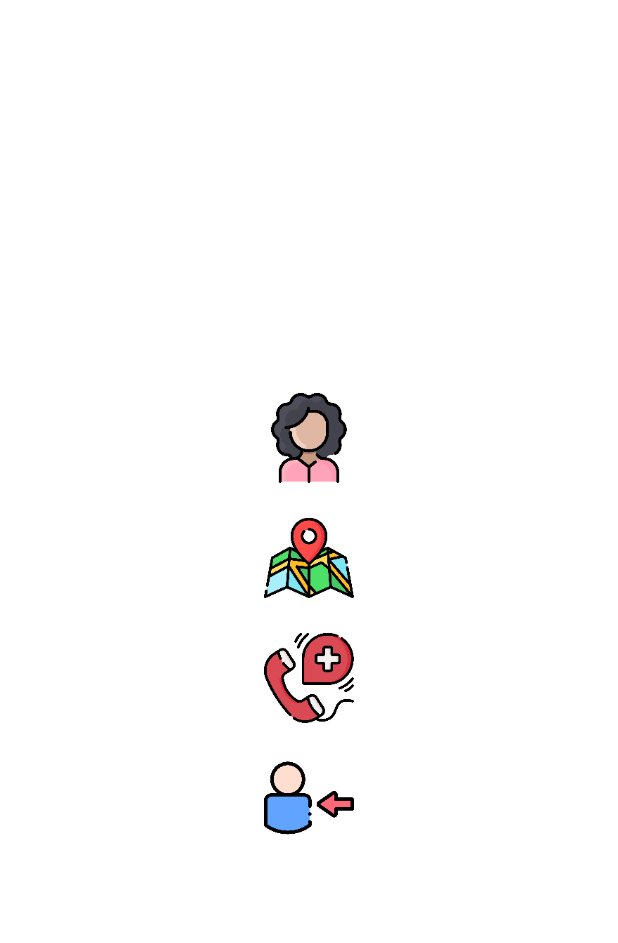
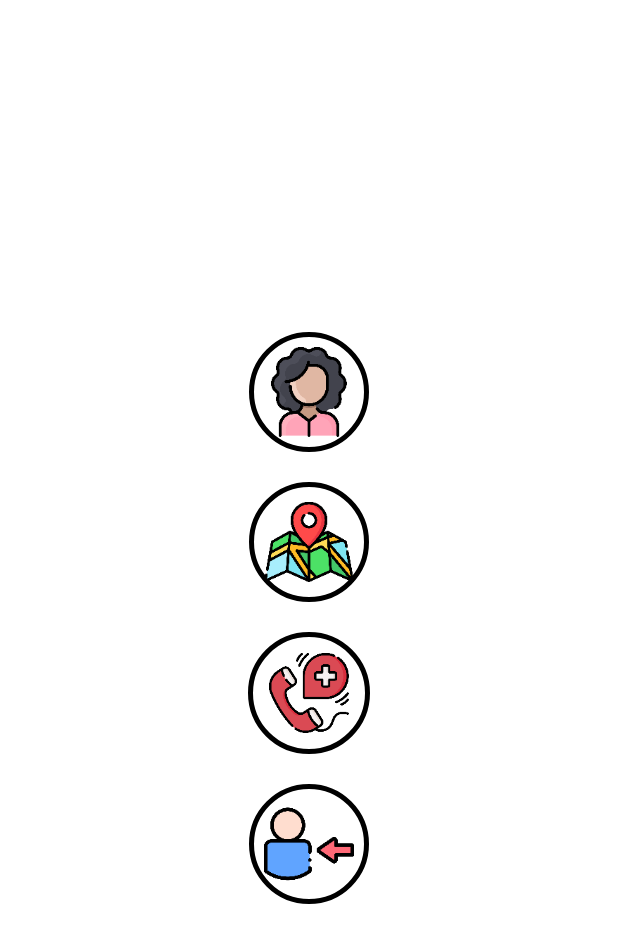
Before and after one commit to golupankajgoyal/Aawaz, an Android app: the screen it shows after launch (TrackerActivity), on a phone screen of 412 x 824 dp. Shown: the top 943 px of the screen. Run offline under Robolectric (Android 15) with nearby library versions, the phone set to English and light mode, and no system bars.

Commit message:
Linear layout

```diff
--- a/app/src/main/java/com/example/aawaz/TrackerActivity.java
+++ b/app/src/main/java/com/example/aawaz/TrackerActivity.java
@@ -14,6 +14,7 @@ import androidx.core.app.ActivityCompat;
 import androidx.core.content.ContextCompat;
 
 import com.bumptech.glide.Glide;
+import com.bumptech.glide.request.RequestOptions;
 
 public class TrackerActivity extends Activity {
 
@@ -43,12 +44,10 @@ public class TrackerActivity extends Activity {
         Glide
                 .with(this)
                 .load(R.drawable.emergency)
-                .centerCrop()
                 .into(image3);
         Glide
                 .with(this)
                 .load(R.drawable.logout)
-                .centerCrop()
                 .into(image4);
 
         // Check GPS is enabled
--- /dev/null
+++ b/app/src/main/res/drawable/circle.xml
@@ -0,0 +1,11 @@
+<?xml version="1.0" encoding="utf-8"?>
+<shape
+    xmlns:android="http://schemas.android.com/apk/res/android"
+    android:shape="oval">
+
+    <solid android:color="@android:color/transparent"/>
+
+    <stroke
+        android:width="3dp"
+        android:color="@android:color/black"/>
+</shape>
--- a/app/src/main/res/layout/activity_tracker.xml
+++ b/app/src/main/res/layout/activity_tracker.xml
@@ -11,27 +11,37 @@
 
     <ImageView
         android:id="@+id/textView"
-        android:layout_width="60dp"
+        android:layout_width="80dp"
         android:layout_margin="10dp"
-        android:layout_height="60dp"
+        android:padding="10dp"
+        android:layout_height="80dp"
+        android:background="@drawable/circle"
         />
     <ImageView
         android:id="@+id/textView1"
-        android:layout_width="60dp"
-        android:layout_height="60dp"
+        android:layout_width="80dp"
+        android:layout_height="80dp"
         android:layout_margin="10dp"
+        android:padding="10dp"
+        android:background="@drawable/circle"
+
 
         />
     <ImageView
         android:id="@+id/textView2"
-        android:layout_width="60dp"
-        android:layout_height="60dp"
+        android:layout_width="81dp"
+        android:layout_height="81dp"
         android:layout_margin="10dp"
+        android:padding="14dp"
+        android:src="@drawable/map"
+        android:background="@drawable/circle"
         />
     <ImageView
         android:id="@+id/textView3"
-        android:layout_width="60dp"
-        android:layout_height="60dp"
+        android:layout_width="80dp"
+        android:layout_height="80dp"
         android:layout_margin="10dp"
+        android:padding="10dp"
+        android:background="@drawable/circle"
         />
 </LinearLayout>
```
